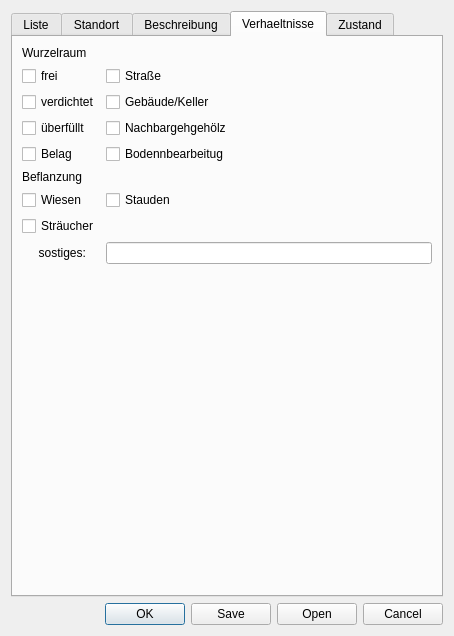
The window that UI/treedialog.ui (hubertqtraf/QtOSMTraffic) describes before a commit, drawn with Qt 5.
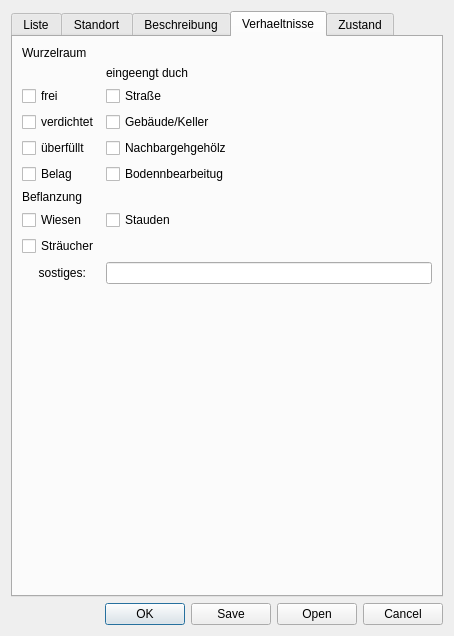
The same window after the commit. The open tabs and pages were chosen to show the change.

Commit message: add the missing fields to the database

Diff of the .ui file:
```diff
--- a/UI/treedialog.ui
+++ b/UI/treedialog.ui
@@ -396,17 +396,79 @@
        <string>Verhaeltnisse</string>
       </attribute>
       <layout class="QGridLayout" name="gridLayout_5">
-       <item row="2" column="1">
+       <item row="5" column="2">
+        <widget class="QCheckBox" name="rel_roots_6">
+         <property name="text">
+          <string>Nachbargehgehölz</string>
+         </property>
+        </widget>
+       </item>
+       <item row="10" column="0">
+        <widget class="QLabel" name="label_19">
+         <property name="text">
+          <string>     sostiges:</string>
+         </property>
+        </widget>
+       </item>
+       <item row="9" column="0">
+        <widget class="QCheckBox" name="rel_planting_3">
+         <property name="text">
+          <string>Sträucher</string>
+         </property>
+        </widget>
+       </item>
+       <item row="6" column="2">
+        <widget class="QCheckBox" name="rel_roots_8">
+         <property name="text">
+          <string>Bodennbearbeitug</string>
+         </property>
+        </widget>
+       </item>
+       <item row="11" column="0">
+        <spacer name="verticalSpacer_2">
+         <property name="orientation">
+          <enum>Qt::Orientation::Vertical</enum>
+         </property>
+         <property name="sizeHint" stdset="0">
+          <size>
+           <width>20</width>
+           <height>40</height>
+          </size>
+         </property>
+        </spacer>
+       </item>
+       <item row="6" column="0">
+        <widget class="QCheckBox" name="rel_roots_7">
+         <property name="text">
+          <string>Belag</string>
+         </property>
+        </widget>
+       </item>
+       <item row="3" column="2">
+        <widget class="QCheckBox" name="rel_roots_2">
+         <property name="text">
+          <string>Straße</string>
+         </property>
+        </widget>
+       </item>
+       <item row="4" column="2">
         <widget class="QCheckBox" name="rel_roots_4">
          <property name="text">
           <string>Gebäude/Keller</string>
          </property>
         </widget>
        </item>
-       <item row="1" column="0">
-        <widget class="QCheckBox" name="rel_roots_1">
+       <item row="8" column="2">
+        <widget class="QCheckBox" name="rel_planting_2">
          <property name="text">
-          <string>frei</string>
+          <string>Stauden</string>
+         </property>
+        </widget>
+       </item>
+       <item row="7" column="0">
+        <widget class="QLabel" name="label_18">
+         <property name="text">
+          <string>Beflanzung</string>
          </property>
         </widget>
        </item>
@@ -417,99 +479,44 @@
          </property>
         </widget>
        </item>
-       <item row="1" column="1">
-        <widget class="QCheckBox" name="rel_roots_2">
-         <property name="text">
-          <string>Straße</string>
-         </property>
-        </widget>
-       </item>
-       <item row="6" column="0">
+       <item row="8" column="0">
         <widget class="QCheckBox" name="rel_planting_1">
          <property name="text">
           <string>Wiesen</string>
          </property>
         </widget>
        </item>
-       <item row="3" column="0">
+       <item row="5" column="0">
         <widget class="QCheckBox" name="rel_roots_5">
          <property name="text">
           <string>überfüllt</string>
          </property>
         </widget>
        </item>
-       <item row="7" column="0">
-        <widget class="QCheckBox" name="rel_planting_3">
+       <item row="10" column="2">
+        <widget class="QLineEdit" name="rel_misc"/>
+       </item>
+       <item row="3" column="0">
+        <widget class="QCheckBox" name="rel_roots_1">
          <property name="text">
-          <string>Sträucher</string>
+          <string>frei</string>
          </property>
         </widget>
        </item>
-       <item row="2" column="0">
+       <item row="4" column="0">
         <widget class="QCheckBox" name="rel_roots_3">
          <property name="text">
           <string>verdichtet</string>
          </property>
         </widget>
        </item>
-       <item row="3" column="1">
-        <widget class="QCheckBox" name="rel_roots_6">
+       <item row="2" column="2">
+        <widget class="QLabel" name="label_28">
          <property name="text">
-          <string>Nachbargehgehölz</string>
+          <string>eingeengt duch</string>
          </property>
         </widget>
        </item>
-       <item row="4" column="0">
-        <widget class="QCheckBox" name="rel_roots_7">
-         <property name="text">
-          <string>Belag</string>
-         </property>
-        </widget>
-       </item>
-       <item row="5" column="0">
-        <widget class="QLabel" name="label_18">
-         <property name="text">
-          <string>Beflanzung</string>
-         </property>
-        </widget>
-       </item>
-       <item row="6" column="1">
-        <widget class="QCheckBox" name="rel_planting_2">
-         <property name="text">
-          <string>Stauden</string>
-         </property>
-        </widget>
-       </item>
-       <item row="8" column="0">
-        <widget class="QLabel" name="label_19">
-         <property name="text">
-          <string>     sostiges:</string>
-         </property>
-        </widget>
-       </item>
-       <item row="4" column="1">
-        <widget class="QCheckBox" name="rel_roots_8">
-         <property name="text">
-          <string>Bodennbearbeitug</string>
-         </property>
-        </widget>
-       </item>
-       <item row="9" column="0">
-        <spacer name="verticalSpacer_2">
-         <property name="orientation">
-          <enum>Qt::Orientation::Vertical</enum>
-         </property>
-         <property name="sizeHint" stdset="0">
-          <size>
-           <width>20</width>
-           <height>40</height>
-          </size>
-         </property>
-        </spacer>
-       </item>
-       <item row="8" column="1">
-        <widget class="QLineEdit" name="rel_misc"/>
-       </item>
       </layout>
      </widget>
      <widget class="QWidget" name="tab_2">
```
Left out of the diff: 2 changed lines with no effect on the pictures. The commit also changes 2 other files.
